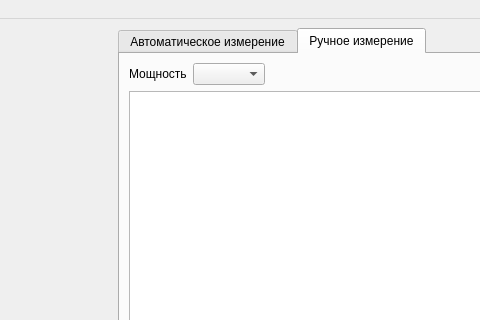
Before: the Qt Designer form mainwindow.ui in igrekus/mult_i1_measjure, drawn with Qt 5; both pictures show x 139 to 619 and y 0 to 320 of the 1132 by 525 pixel window.
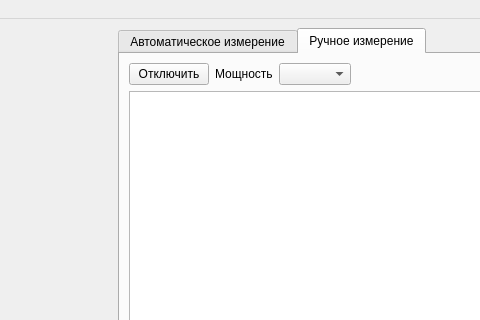
After: the same form once the commit is applied. The open tabs and pages were chosen to show the change.

Commit message: FEAT: add power off button

The edit to the form file:
```diff
--- a/mainwindow.ui
+++ b/mainwindow.ui
@@ -73,6 +73,13 @@
        <layout class="QVBoxLayout" name="verticalLayout_2">
         <item>
          <layout class="QHBoxLayout" name="horizontalLayout_2">
+          <item>
+           <widget class="QPushButton" name="btnOff">
+            <property name="text">
+             <string>Отключить</string>
+            </property>
+           </widget>
+          </item>
           <item>
            <widget class="QLabel" name="label">
             <property name="text">
```
Left out of the diff: 2 changed lines with no effect on the pictures. The commit also changes 2 other files.
